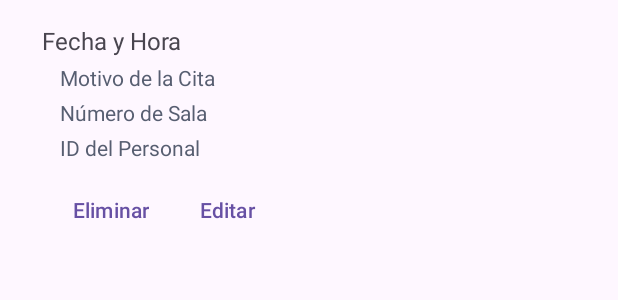
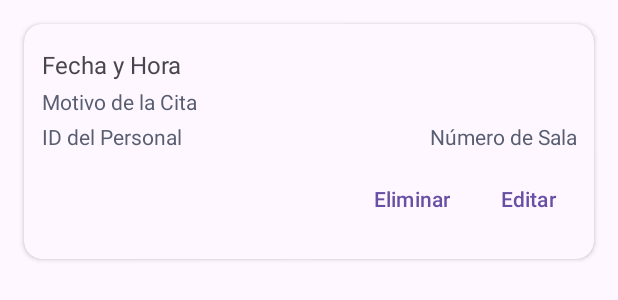
Before and after one commit to KGHerrera/ClinWeb_App, an Android app: the layout card_cita.xml on its own in the app's theme, with its tools: preview values and no code run, on a phone screen of 412 x 824 dp. Shown: the top 300 px of the screen. Run offline under Robolectric (Android 15) with nearby library versions, the phone set to English and light mode, and no system bars.

Commit message:
se rediseñaron las interfaces

```diff
--- a/app/src/main/java/com/example/test/CitaActivity.java
+++ b/app/src/main/java/com/example/test/CitaActivity.java
@@ -86,6 +86,7 @@ public class CitaActivity extends AppCompatActivity implements CitaAdapter.CitaA
             JSONObject jsonObject = analizadorJSON.peticionHTTPConsultas(url, metodo);
 
             try {
+                if(jsonObject != null) {
                     JSONArray datos = jsonObject.getJSONArray("citas");
 
                     for (int i = 0; i < datos.length(); i++) {
@@ -106,6 +107,9 @@ public class CitaActivity extends AppCompatActivity implements CitaAdapter.CitaA
                         adapter.setListener(this);
                         recyclerView.setAdapter(adapter);
                     });
+                } else {
+                    Toast.makeText(CitaActivity.this, "No hubo respuesta del servidor :(", Toast.LENGTH_SHORT).show();
+                }
 
             } catch (JSONException e) {
                 e.printStackTrace();
@@ -178,16 +182,20 @@ public class CitaActivity extends AppCompatActivity implements CitaAdapter.CitaA
 
 
                 try {
+                    if(jsonObject != null) {
                         String mensaje = jsonObject.getString("mensaje");
                         boolean exito = mensaje.equals("Cita eliminada correctamente");
 
                         runOnUiThread(() -> {
                             Toast.makeText(getApplicationContext(), mensaje, Toast.LENGTH_LONG).show();
 
-                        if(exito){
+                            if (exito) {
                                 actualizarCitas();
                             }
                         });
+                    } else {
+                        Toast.makeText(getApplicationContext(), "No hubo respuesta del servidor :(", Toast.LENGTH_LONG).show();
+                    }
 
                 } catch (JSONException e) {
                     throw new RuntimeException(e);
@@ -213,6 +221,7 @@ public class CitaActivity extends AppCompatActivity implements CitaAdapter.CitaA
                 JSONObject jsonObject = analizadorJSON.realizarCambio(url, metodo, cita);
 
                 try {
+                    if(jsonObject != null){
                         String mensaje = jsonObject.getString("mensaje");
                         boolean exito = mensaje.equals("Cita actualizada correctamente");
 
@@ -222,6 +231,9 @@ public class CitaActivity extends AppCompatActivity implements CitaAdapter.CitaA
                                 actualizarCitas();
                             }
                         });
+                    } else {
+                        Toast.makeText(getApplicationContext(), "No hubo respuesta del servidor :(", Toast.LENGTH_LONG).show();
+                    }
                 } catch (JSONException e) {
                     throw new RuntimeException(e);
                 }
@@ -273,7 +285,7 @@ public class CitaActivity extends AppCompatActivity implements CitaAdapter.CitaA
 
                     String nuevoMotivo = editTextMotivoCita.getText().toString();
 
-                    if(nuevoMotivo.equals("")){
+                    if(nuevoMotivo.trim().equals("")){
                         runOnUiThread(() -> {
                             Toast.makeText(getApplicationContext(), "Error al agregar debes escribir un motivo", Toast.LENGTH_LONG).show();
                         });
@@ -320,6 +332,8 @@ public class CitaActivity extends AppCompatActivity implements CitaAdapter.CitaA
             JSONObject jsonObject = analizadorJSON.peticionHTTPConsultas(url, metodo);
 
             try {
+
+                if(jsonObject != null) {
                     JSONArray datos = jsonObject.getJSONArray("citas");
 
                     // Limpiar la lista antes de agregar nuevas citas
@@ -344,6 +358,10 @@ public class CitaActivity extends AppCompatActivity implements CitaAdapter.CitaA
                             adapter.notifyDataSetChanged();
                         }
                     });
+                } else {
+                    Toast.makeText(getApplicationContext(), "No hubo respuesta del servidor :(", Toast.LENGTH_LONG).show();
+                }
+
 
             } catch (JSONException e) {
                 e.printStackTrace();
@@ -413,7 +431,7 @@ public class CitaActivity extends AppCompatActivity implements CitaAdapter.CitaA
                     String motivoCita = editTextMotivoCita.getText().toString();
 
 
-                    if(motivoCita.equals("")){
+                    if(motivoCita.trim().equals("")){
                         runOnUiThread(() -> {
                             Toast.makeText(getApplicationContext(), "Error al agregar debes escribir un motivo", Toast.LENGTH_LONG).show();
                         });
--- a/app/src/main/java/com/example/test/MainActivity.java
+++ b/app/src/main/java/com/example/test/MainActivity.java
@@ -41,12 +41,14 @@ public class MainActivity extends AppCompatActivity {
             String contrasena = editContrasena.getText().toString();
 
             new Thread(() -> {
+
                 String url = urlApi + "verificarUsuario.php";
                 String metodo = "POST";
                 AnalizadorJSON analizadorJSON = new AnalizadorJSON();
                 JSONObject jsonObject = analizadorJSON.verificarUsuario(url, metodo, usuario, contrasena);
 
                 try {
+                    if(jsonObject != null){
                         boolean exito = jsonObject.getBoolean("exito");
                         if (exito) {
                             runOnUiThread(() -> {
@@ -58,6 +60,11 @@ public class MainActivity extends AppCompatActivity {
                                 Toast.makeText(MainActivity.this, "Credenciales incorrectas", Toast.LENGTH_SHORT).show();
                             });
                         }
+                    } else {
+                        runOnUiThread(() -> {
+                            Toast.makeText(MainActivity.this, "No hubo respuesta del servidor :(", Toast.LENGTH_SHORT).show();
+                        });
+                    }
 
                 } catch (JSONException e) {
                     e.printStackTrace();
--- a/app/src/main/res/layout/activity_cita.xml
+++ b/app/src/main/res/layout/activity_cita.xml
@@ -57,6 +57,13 @@
     </LinearLayout>
 
 
+    <androidx.constraintlayout.widget.Guideline
+        android:id="@+id/guideline"
+        android:layout_width="wrap_content"
+        android:layout_height="wrap_content"
+        android:orientation="horizontal"
+        app:layout_constraintGuide_end="72dp" />
+
     <androidx.recyclerview.widget.RecyclerView
         android:id="@+id/recyclerView"
         android:layout_width="0dp"
@@ -65,10 +72,12 @@
         android:clipToPadding="false"
         android:padding="8dp"
         android:scrollbars="vertical"
-        app:layout_constraintBottom_toBottomOf="parent"
-        app:layout_constraintEnd_toEndOf="parent"
+        app:layout_constraintTop_toBottomOf="@+id/searchLayout"
+        app:layout_constraintBottom_toTopOf="@+id/guideline"
         app:layout_constraintStart_toStartOf="parent"
-        app:layout_constraintTop_toBottomOf="@+id/searchLayout" />
+        app:layout_constraintEnd_toEndOf="parent" />
+
+    <!-- ... más vistas si las hay ... -->
 
     <com.google.android.material.floatingactionbutton.FloatingActionButton
         android:id="@+id/fabAgregar"
@@ -80,8 +89,6 @@
         android:onClick="showPopupMenu"
         android:src="@drawable/ic_add"
         app:layout_constraintBottom_toBottomOf="parent"
-        app:layout_constraintEnd_toEndOf="parent" />
-
-
-
+        app:layout_constraintEnd_toEndOf="parent"
+        app:layout_constraintTop_toBottomOf="@+id/guideline" />
 </androidx.constraintlayout.widget.ConstraintLayout>
--- a/app/src/main/res/layout/card_cita.xml
+++ b/app/src/main/res/layout/card_cita.xml
@@ -1,15 +1,19 @@
 <?xml version="1.0" encoding="utf-8"?>
+<androidx.cardview.widget.CardView
+    xmlns:android="http://schemas.android.com/apk/res/android"
+    xmlns:app="http://schemas.android.com/apk/res-auto"
+    android:layout_width="match_parent"
+    android:layout_height="wrap_content"
+    android:layout_margin="16dp"
+    android:orientation="vertical"
+    app:cardCornerRadius="12dp"
+    app:cardBackgroundColor="?attr/colorSurface">
+
     <LinearLayout
-    xmlns:android="http://schemas.android.com/apk/res/android"
-    xmlns:tools="http://schemas.android.com/tools"
         android:layout_width="match_parent"
         android:layout_height="wrap_content"
         android:orientation="vertical"
-    android:elevation="8dp"
-    android:padding="8dp"
-    android:paddingStart="24dp"
-    android:layout_margin="4dp"
-    tools:ignore="RtlSymmetry">
+        android:padding="12dp">
 
         <TextView
             android:id="@+id/fechaHoraTextView"
@@ -17,60 +21,71 @@
             android:layout_height="wrap_content"
             android:text="@string/fecha_y_hora"
             android:textSize="16sp"
-        android:layout_marginTop="4dp"/>
+            android:layout_marginTop="4dp" />
 
-    <!-- Agrega estas dos TextView adicionales -->
         <TextView
             android:id="@+id/motivoCitaTextView"
             android:layout_width="match_parent"
             android:layout_height="wrap_content"
             android:layout_marginTop="4dp"
-        android:paddingStart="12dp"
             android:text="@string/motivo_de_la_cita"
-        android:textColor="@color/material_dynamic_secondary40" />
-
-    <TextView
-        android:id="@+id/numSalaTextView"
-        android:layout_width="match_parent"
-        android:layout_height="wrap_content"
-        android:layout_marginTop="4dp"
-        android:text="@string/n_mero_de_sala"
-        android:paddingStart="12dp"
-        android:textColor="@color/material_dynamic_secondary40" />
-
-    <TextView
-        android:id="@+id/idPersonalTextView"
-        android:layout_width="match_parent"
-        android:layout_height="wrap_content"
-        android:layout_marginTop="4dp"
-        android:paddingStart="12dp"
-        android:text="@string/id_del_personal"
             android:textColor="@color/material_dynamic_secondary40" />
 
         <LinearLayout
             android:layout_width="match_parent"
             android:layout_height="wrap_content"
             android:orientation="horizontal"
-        android:layout_marginTop="8dp">
+            android:layout_marginTop="4dp">
 
+            <TextView
+                android:id="@+id/idPersonalTextView"
+                android:layout_width="wrap_content"
+                android:layout_height="wrap_content"
+                android:text="@string/id_del_personal"
+                android:textColor="@color/material_dynamic_secondary40" />
+
+            <TextView
+                android:layout_width="0dp"
+                android:layout_height="wrap_content"
+                android:layout_weight="1" />
+
+            <TextView
+                android:id="@+id/numSalaTextView"
+                android:layout_width="wrap_content"
+                android:layout_height="wrap_content"
+                android:gravity="end"
+                android:text="@string/n_mero_de_sala"
+                android:textColor="@color/material_dynamic_secondary40" />
+        </LinearLayout>
+
+        <LinearLayout
+            android:layout_width="match_parent"
+            android:layout_height="wrap_content"
+            android:layout_marginTop="8dp"
+            android:orientation="horizontal"
+            android:gravity="end">
 
             <Button
                 android:id="@+id/btnEliminar"
+                style="?android:attr/buttonBarButtonStyle"
                 android:layout_width="wrap_content"
                 android:layout_height="wrap_content"
                 android:layout_marginEnd="4dp"
                 android:layout_marginBottom="4dp"
-            android:text="@string/eliminar"
-            style="?android:attr/buttonBarButtonStyle" />
+                android:text="@string/eliminar" />
 
             <Button
                 android:id="@+id/btnEditar"
+                style="?android:attr/buttonBarButtonStyle"
                 android:layout_width="wrap_content"
                 android:layout_height="wrap_content"
-            android:text="@string/editar"
                 android:layout_marginStart="4dp"
                 android:layout_marginBottom="4dp"
-            style="?android:attr/buttonBarButtonStyle" />
+                android:text="@string/editar" />
         </LinearLayout>
 
+
+
+
     </LinearLayout>
+</androidx.cardview.widget.CardView>
--- a/app/src/main/res/values/strings.xml
+++ b/app/src/main/res/values/strings.xml
@@ -1,6 +1,6 @@
 <resources>
     <string name="app_name">test</string>
-    <string name="username_hint">Nombre de usuario</string>
+    <string name="username_hint">Correo Electronico</string>
     <string name="password_hint">Contraseña</string>
     <string name="login_button">Iniciar sesión</string>
     <string name="register_button">Registrarse</string>
```
Also changed, not shown: app/src/main/java/com/example/test/CitaAdapter.java (+1 -0 lines). Lines whose indentation alone changed are shown as unchanged.
